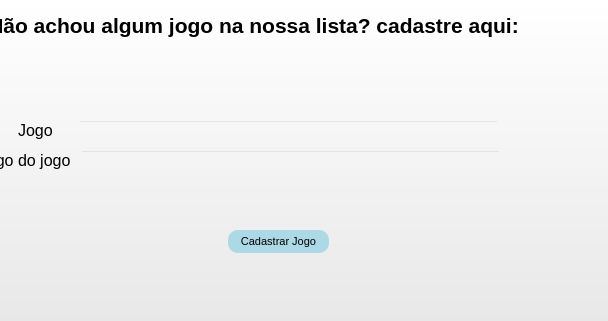
This is telas/cad_jogos.ui in JorgeLuis8/Trabalho-POO-II as Qt 5 draws it before an edit; both pictures show x 192 to 800 and y 0 to 321 of the 800 by 614 pixel window. The edited form follows.
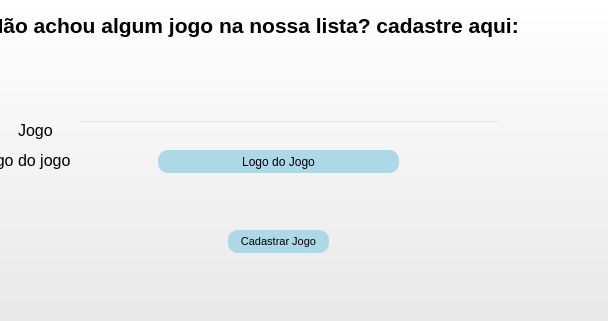
This is the edited form.

The edit to the form file:
```diff
--- a/telas/cad_jogos.ui
+++ b/telas/cad_jogos.ui
@@ -269,22 +269,6 @@
 </string>
     </property>
    </widget>
-   <widget class="QLineEdit" name="lineEdit_2">
-    <property name="geometry">
-     <rect>
-      <x>272</x>
-      <y>150</y>
-      <width>421</width>
-      <height>20</height>
-     </rect>
-    </property>
-    <property name="styleSheet">
-     <string notr="true">color: black;
-background-color: transparent;
-
-</string>
-    </property>
-   </widget>
    <widget class="QLabel" name="label_3">
     <property name="geometry">
      <rect>
@@ -309,6 +293,30 @@
      <string>Logo do jogo</string>
     </property>
    </widget>
+   <widget class="QPushButton" name="pushButton_6">
+    <property name="geometry">
+     <rect>
+      <x>350</x>
+      <y>150</y>
+      <width>241</width>
+      <height>23</height>
+     </rect>
+    </property>
+    <property name="styleSheet">
+     <string notr="true">QPushButton {
+    background-color:  #add8e6;
+    border-radius: 10px;
+}
+
+QPushButton:hover {
+    background-color:#AABAF2 ;
+}
+</string>
+    </property>
+    <property name="text">
+     <string>Logo do Jogo</string>
+    </property>
+   </widget>
   </widget>
  </widget>
  <resources/>
```
